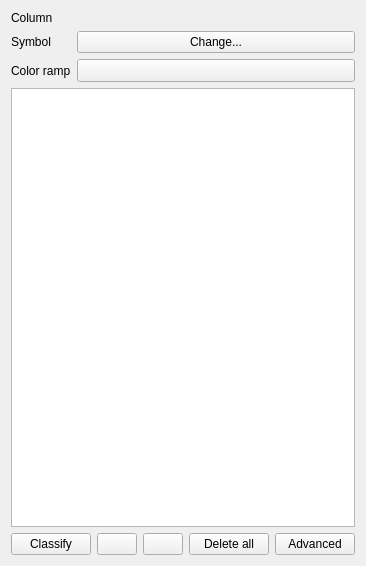
qgis/QGIS, file src/ui/qgscategorizedsymbolrendererv2widget.ui: the form before one commit.
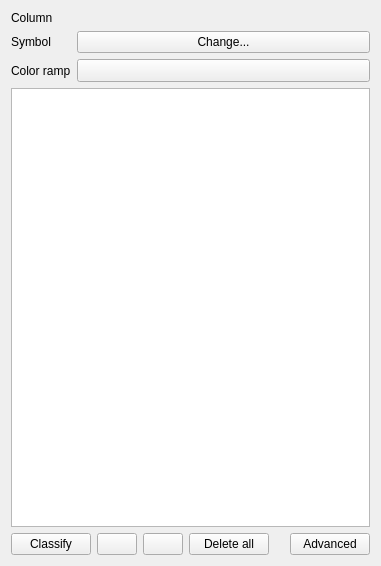
The form after the commit. Icons and pictures are not drawn. Custom widgets are drawn as their Qt base class.

Commit message: Adds Tooltips to dialogs

```diff
--- a/src/ui/qgscategorizedsymbolrendererv2widget.ui
+++ b/src/ui/qgscategorizedsymbolrendererv2widget.ui
@@ -6,7 +6,7 @@
    <rect>
     <x>0</x>
     <y>0</y>
-    <width>339</width>
+    <width>381</width>
     <height>566</height>
    </rect>
   </property>
```
Left out of the diff: 12 changed lines with no effect on the pictures. The commit also changes 3 other files.
